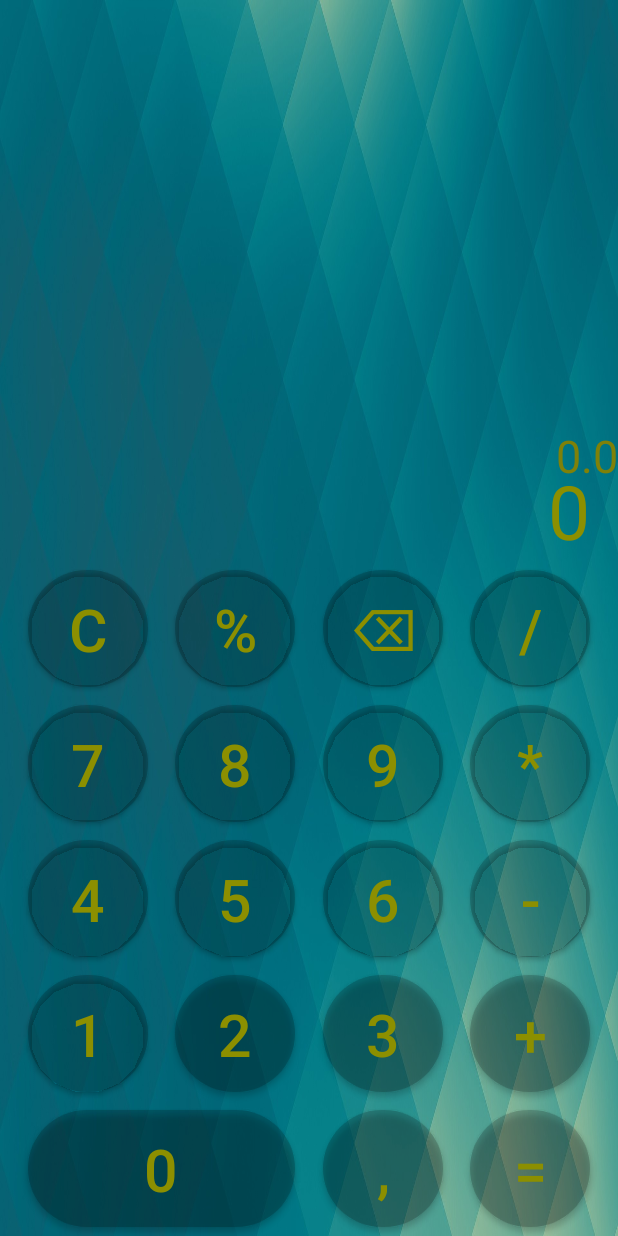
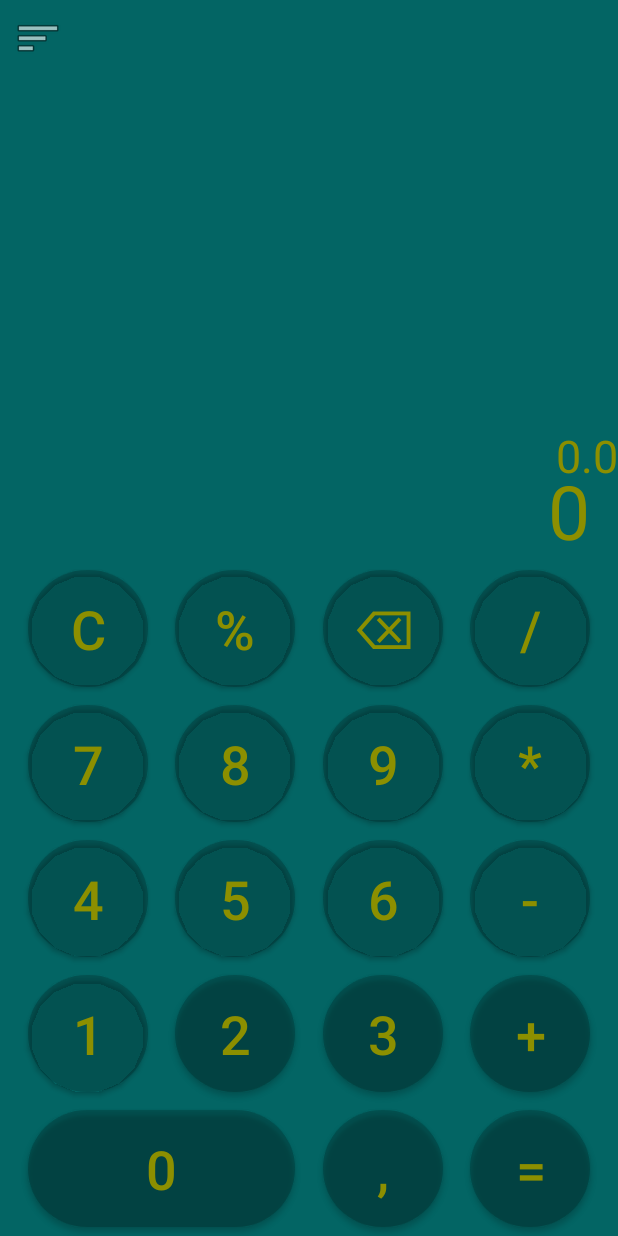
Before and after one commit to Kirill221199/Android_calculator_project, an Android app: the screen it shows after launch (MainActivity), on a phone screen of 412 x 824 dp. Run offline under Robolectric (Android 15) with nearby library versions, the light colour scheme and no system bars.

Commit message:
Add styles into settings menu

```diff
--- a/app/src/main/java/ru/kirill/android_calculator_project/MainActivity.java
+++ b/app/src/main/java/ru/kirill/android_calculator_project/MainActivity.java
@@ -57,12 +57,21 @@ public class MainActivity extends AppCompatActivity {
     @Override
     protected void onCreate(Bundle savedInstanceState) {
         super.onCreate(savedInstanceState);
+        setTheme(Style.currentTheme);
         setContentView(R.layout.activity_main);
 
         initialization();
         setListener();
         setListenerFunction();
+        call_Settings();
 
+    }
+
+    protected void call_Settings(){
+        (findViewById(R.id.button_settings)).setOnClickListener(view -> {
+            Intent intent = new Intent(this, SettingsActivity.class);
+            this.startActivity(intent);
+        });
     }
 
     @Override
--- /dev/null
+++ b/app/src/main/java/ru/kirill/android_calculator_project/Style.java
@@ -0,0 +1,8 @@
+package ru.kirill.android_calculator_project;
+
+import android.app.Application;
+
+public class Style extends Application {
+
+    public static int currentTheme = R.style.Style_Default;
+}
--- a/app/src/main/res/layout-land/activity_main.xml
+++ b/app/src/main/res/layout-land/activity_main.xml
@@ -4,7 +4,6 @@
     xmlns:tools="http://schemas.android.com/tools"
     android:layout_width="match_parent"
     android:layout_height="match_parent"
-    android:background="@drawable/fon"
     tools:context=".MainActivity">
 
 
@@ -13,10 +12,10 @@
         android:layout_width="wrap_content"
         android:layout_height="@dimen/text_size_output"
         android:gravity="bottom|end"
-        android:textColor="@color/special_min"
+        android:textColor="@color/text_default"
         android:textSize="@dimen/text_size_memory"
         app:layout_constraintBottom_toTopOf="@+id/text_present"
-        app:layout_constraintEnd_toStartOf="@+id/button_1"
+        app:layout_constraintEnd_toStartOf="@+id/button_0"
         tools:text="MEMORY" />
 
     <com.google.android.material.textview.MaterialTextView
@@ -24,7 +23,7 @@
         android:layout_width="wrap_content"
         android:layout_height="@dimen/text_size_output"
         android:gravity="bottom|end"
-        android:textColor="@color/special"
+        android:textColor="@color/text_default"
         android:textSize="@dimen/text_size_output"
         app:layout_constraintBottom_toBottomOf="parent"
         app:layout_constraintEnd_toStartOf="@+id/button_0"
@@ -38,7 +37,7 @@
         android:layout_marginEnd="@dimen/margin_button"
         android:backgroundTint="@color/colorless"
         android:text="@string/division"
-        android:textColor="@color/special"
+        android:textColor="@color/text_default"
         android:textSize="@dimen/symbol_size_land"
         app:cornerRadius="@dimen/button_radius"
         app:layout_constraintBottom_toTopOf="@+id/button_multiplication"
@@ -53,7 +52,7 @@
         android:layout_marginEnd="@dimen/margin_button"
         android:backgroundTint="@color/colorless"
         android:text="@string/perсent"
-        android:textColor="@color/special"
+        android:textColor="@color/text_default"
         android:textSize="@dimen/symbol_size_land"
         app:cornerRadius="@dimen/button_radius"
         app:layout_constraintBottom_toTopOf="@+id/button_8"
@@ -68,7 +67,7 @@
         android:layout_marginEnd="@dimen/margin_button"
         android:backgroundTint="@color/colorless"
         android:text="@string/clear"
-        android:textColor="@color/special"
+        android:textColor="@color/text_default"
         android:textSize="@dimen/symbol_size_land"
         app:cornerRadius="@dimen/button_radius"
         app:layout_constraintBottom_toTopOf="@+id/button_7"
@@ -83,7 +82,7 @@
         android:layout_marginEnd="@dimen/margin_button"
         android:backgroundTint="@color/colorless"
         android:text="@string/delete"
-        android:textColor="@color/special"
+        android:textColor="@color/text_default"
         android:textSize="@dimen/symbol_size_land"
         app:cornerRadius="@dimen/button_radius"
         app:layout_constraintBottom_toTopOf="@+id/button_9"
@@ -98,7 +97,7 @@
         android:layout_marginEnd="@dimen/margin_button"
         android:backgroundTint="@color/colorless"
         android:text="@string/_7"
-        android:textColor="@color/special"
+        android:textColor="@color/text_default"
         android:textSize="@dimen/symbol_size_land"
         app:cornerRadius="@dimen/button_radius"
         app:layout_constraintBottom_toTopOf="@+id/button_4"
@@ -113,7 +112,7 @@
         android:layout_marginEnd="@dimen/margin_button"
         android:backgroundTint="@color/colorless"
         android:text="@string/_8"
-        android:textColor="@color/special"
+        android:textColor="@color/text_default"
         android:textSize="@dimen/symbol_size_land"
         app:cornerRadius="@dimen/button_radius"
         app:layout_constraintBottom_toTopOf="@+id/button_5"
@@ -128,7 +127,7 @@
         android:layout_marginEnd="@dimen/margin_button"
         android:backgroundTint="@color/colorless"
         android:text="@string/_9"
-        android:textColor="@color/special"
+        android:textColor="@color/text_default"
         android:textSize="@dimen/symbol_size_land"
         app:cornerRadius="@dimen/button_radius"
         app:layout_constraintBottom_toTopOf="@+id/button_6"
@@ -143,7 +142,7 @@
         android:layout_marginEnd="@dimen/margin_button"
         android:backgroundTint="@color/colorless"
         android:text="@string/multiplication"
-        android:textColor="@color/special"
+        android:textColor="@color/text_default"
         android:textSize="@dimen/symbol_size_land"
         app:cornerRadius="@dimen/button_radius"
         app:layout_constraintBottom_toTopOf="@+id/button_minus"
@@ -158,7 +157,7 @@
         android:layout_marginEnd="@dimen/margin_button"
         android:backgroundTint="@color/colorless"
         android:text="@string/_4"
-        android:textColor="@color/special"
+        android:textColor="@color/text_default"
         android:textSize="@dimen/symbol_size_land"
         app:cornerRadius="@dimen/button_radius"
         app:layout_constraintBottom_toTopOf="@+id/button_1"
@@ -173,7 +172,7 @@
         android:layout_marginEnd="@dimen/margin_button"
         android:backgroundTint="@color/colorless"
         android:text="@string/_5"
-        android:textColor="@color/special"
+        android:textColor="@color/text_default"
         android:textSize="@dimen/symbol_size_land"
         app:cornerRadius="@dimen/button_radius"
         app:layout_constraintBottom_toTopOf="@+id/button_2"
@@ -188,7 +187,7 @@
         android:layout_marginEnd="@dimen/margin_button"
         android:backgroundTint="@color/colorless"
         android:text="@string/_6"
-        android:textColor="@color/special"
+        android:textColor="@color/text_default"
         android:textSize="@dimen/symbol_size_land"
         app:cornerRadius="@dimen/button_radius"
         app:layout_constraintBottom_toTopOf="@+id/button_3"
@@ -203,7 +202,7 @@
         android:layout_marginEnd="@dimen/margin_button"
         android:backgroundTint="@color/colorless"
         android:text="@string/minus"
-        android:textColor="@color/special"
+        android:textColor="@color/text_default"
         android:textSize="@dimen/symbol_size_land"
         app:cornerRadius="@dimen/button_radius"
         app:layout_constraintBottom_toTopOf="@+id/button_plus"
@@ -219,7 +218,7 @@
         android:layout_marginEnd="@dimen/margin_button"
         android:backgroundTint="@color/colorless"
         android:text="@string/_1"
-        android:textColor="@color/special"
+        android:textColor="@color/text_default"
         android:textSize="@dimen/symbol_size_land"
         app:cornerRadius="@dimen/button_radius"
         app:layout_constraintBottom_toTopOf="@+id/button_0"
@@ -234,7 +233,7 @@
         android:layout_marginEnd="@dimen/margin_button"
         android:backgroundTint="@color/colorless"
         android:text="@string/_2"
-        android:textColor="@color/special"
+        android:textColor="@color/text_default"
         android:textSize="@dimen/symbol_size_land"
         app:cornerRadius="@dimen/button_radius"
         app:layout_constraintBottom_toTopOf="@+id/button_0"
@@ -250,7 +249,7 @@
         android:layout_marginEnd="@dimen/margin_button"
         android:backgroundTint="@color/colorless"
         android:text="@string/_3"
-        android:textColor="@color/special"
+        android:textColor="@color/text_default"
         android:textSize="@dimen/symbol_size_land"
         app:cornerRadius="@dimen/button_radius"
         app:layout_constraintBottom_toTopOf="@+id/button_point"
@@ -266,7 +265,7 @@
         android:layout_marginEnd="@dimen/margin_button"
         android:backgroundTint="@color/colorless"
         android:text="@string/plus"
-        android:textColor="@color/special"
+        android:textColor="@color/text_default"
         android:textSize="@dimen/symbol_size_land"
         app:cornerRadius="@dimen/button_radius"
         app:layout_constraintBottom_toTopOf="@+id/button_equal"
@@ -281,7 +280,7 @@
         android:layout_marginEnd="@dimen/margin_button"
         android:backgroundTint="@color/colorless"
         android:text="@string/_0"
-        android:textColor="@color/special"
+        android:textColor="@color/text_default"
         android:textSize="@dimen/symbol_size_land"
         app:cornerRadius="@dimen/button_radius"
         app:layout_constraintBottom_toBottomOf="parent"
@@ -298,7 +297,7 @@
         android:layout_marginEnd="@dimen/margin_button"
         android:backgroundTint="@color/colorless"
         android:text="@string/point"
-        android:textColor="@color/special"
+        android:textColor="@color/text_default"
         android:textSize="@dimen/symbol_size_land"
         app:cornerRadius="@dimen/button_radius"
         app:layout_constraintBottom_toBottomOf="parent"
@@ -314,12 +313,21 @@
         android:layout_marginEnd="@dimen/margin_button"
         android:backgroundTint="@color/colorless"
         android:text="@string/equal"
-        android:textColor="@color/special"
+        android:textColor="@color/text_default"
         android:textSize="@dimen/symbol_size_land"
         app:cornerRadius="@dimen/button_radius"
         app:layout_constraintBottom_toBottomOf="parent"
         app:layout_constraintEnd_toEndOf="parent"
         app:layout_constraintTop_toBottomOf="@+id/button_plus" />
 
+    <androidx.appcompat.widget.AppCompatImageButton
+        android:id="@+id/button_settings"
+        android:layout_width="@dimen/text_size_output"
+        android:layout_height="@dimen/text_size_output"
+        app:layout_constraintStart_toStartOf="parent"
+        app:layout_constraintTop_toTopOf="parent"
+        android:background="@color/colorless_full"
+        app:srcCompat="@android:drawable/ic_menu_sort_by_size" />
+
 
 </androidx.constraintlayout.widget.ConstraintLayout>
--- a/app/src/main/res/layout/activity_main.xml
+++ b/app/src/main/res/layout/activity_main.xml
@@ -4,7 +4,6 @@
     xmlns:tools="http://schemas.android.com/tools"
     android:layout_width="match_parent"
     android:layout_height="match_parent"
-    android:background="@drawable/fon"
     tools:context=".MainActivity">
 
 
@@ -13,7 +12,7 @@
         android:layout_width="match_parent"
         android:layout_height="@dimen/text_size_output"
         android:gravity="bottom|end"
-        android:textColor="@color/special_min"
+        android:textColor="@color/text_default"
         android:textSize="@dimen/text_size_memory"
         app:layout_constraintBottom_toTopOf="@id/text_present"
         app:layout_constraintEnd_toEndOf="@id/button_division"
@@ -24,7 +23,7 @@
         android:layout_width="wrap_content"
         android:layout_height="@dimen/text_size_output"
         android:gravity="bottom|end"
-        android:textColor="@color/special"
+        android:textColor="@color/text_default"
         android:textSize="@dimen/text_size_output"
         app:layout_constraintBottom_toTopOf="@id/button_percent"
         app:layout_constraintEnd_toEndOf="@id/button_division"
@@ -36,7 +35,7 @@
         android:layout_height="@dimen/button_height"
         android:backgroundTint="@color/colorless"
         android:text="@string/division"
-        android:textColor="@color/special"
+        android:textColor="@color/text_default"
         android:textSize="@dimen/symbol_size"
         app:cornerRadius="@dimen/button_radius"
         app:layout_constraintBottom_toTopOf="@+id/button_multiplication"
@@ -50,7 +49,7 @@
         android:layout_height="@dimen/button_height"
         android:backgroundTint="@color/colorless"
         android:text="@string/perсent"
-        android:textColor="@color/special"
+        android:textColor="@color/text_default"
         android:textSize="@dimen/symbol_size"
         app:cornerRadius="@dimen/button_radius"
         app:layout_constraintBottom_toTopOf="@+id/button_8"
@@ -64,7 +63,7 @@
         android:layout_height="@dimen/button_height"
         android:backgroundTint="@color/colorless"
         android:text="@string/clear"
-        android:textColor="@color/special"
+        android:textColor="@color/text_default"
         android:textSize="@dimen/symbol_size"
         app:cornerRadius="@dimen/button_radius"
         app:layout_constraintBottom_toTopOf="@+id/button_7"
@@ -78,7 +77,7 @@
         android:layout_height="@dimen/button_height"
         android:backgroundTint="@color/colorless"
         android:text="@string/delete"
-        android:textColor="@color/special"
+        android:textColor="@color/text_default"
         android:textSize="@dimen/symbol_size"
         app:cornerRadius="@dimen/button_radius"
         app:layout_constraintBottom_toTopOf="@+id/button_9"
@@ -92,7 +91,7 @@
         android:layout_height="@dimen/button_height"
         android:backgroundTint="@color/colorless"
         android:text="@string/_7"
-        android:textColor="@color/special"
+        android:textColor="@color/text_default"
         android:textSize="@dimen/symbol_size"
         app:cornerRadius="@dimen/button_radius"
         app:layout_constraintBottom_toTopOf="@+id/button_4"
@@ -106,7 +105,7 @@
         android:layout_height="@dimen/button_height"
         android:backgroundTint="@color/colorless"
         android:text="@string/_8"
-        android:textColor="@color/special"
+        android:textColor="@color/text_default"
         android:textSize="@dimen/symbol_size"
         app:cornerRadius="@dimen/button_radius"
         app:layout_constraintBottom_toTopOf="@+id/button_5"
@@ -120,7 +119,7 @@
         android:layout_height="@dimen/button_height"
         android:backgroundTint="@color/colorless"
         android:text="@string/_9"
-        android:textColor="@color/special"
+        android:textColor="@color/text_default"
         android:textSize="@dimen/symbol_size"
         app:cornerRadius="@dimen/button_radius"
         app:layout_constraintBottom_toTopOf="@+id/button_6"
@@ -134,7 +133,7 @@
         android:layout_height="@dimen/button_height"
         android:backgroundTint="@color/colorless"
         android:text="@string/multiplication"
-        android:textColor="@color/special"
+        android:textColor="@color/text_default"
         android:textSize="@dimen/symbol_size"
         app:cornerRadius="@dimen/button_radius"
         app:layout_constraintBottom_toTopOf="@+id/button_minus"
@@ -148,7 +147,7 @@
         android:layout_height="@dimen/button_height"
         android:backgroundTint="@color/colorless"
         android:text="@string/_4"
-        android:textColor="@color/special"
+        android:textColor="@color/text_default"
         android:textSize="@dimen/symbol_size"
         app:cornerRadius="@dimen/button_radius"
         app:layout_constraintBottom_toTopOf="@+id/button_1"
@@ -162,7 +161,7 @@
         android:layout_height="@dimen/button_height"
         android:backgroundTint="@color/colorless"
         android:text="@string/_5"
-        android:textColor="@color/special"
+        android:textColor="@color/text_default"
         android:textSize="@dimen/symbol_size"
         app:cornerRadius="@dimen/button_radius"
         app:layout_constraintBottom_toTopOf="@+id/button_2"
@@ -176,7 +175,7 @@
         android:layout_height="@dimen/button_height"
         android:backgroundTint="@color/colorless"
         android:text="@string/_6"
-        android:textColor="@color/special"
+        android:textColor="@color/text_default"
         android:textSize="@dimen/symbol_size"
         app:cornerRadius="@dimen/button_radius"
         app:layout_constraintBottom_toTopOf="@+id/button_3"
@@ -190,7 +189,7 @@
         android:layout_height="@dimen/button_height"
         android:backgroundTint="@color/colorless"
         android:text="@string/minus"
-        android:textColor="@color/special"
+        android:textColor="@color/text_default"
         android:textSize="@dimen/symbol_size"
         app:cornerRadius="@dimen/button_radius"
         app:layout_constraintBottom_toTopOf="@+id/button_plus"
@@ -205,7 +204,7 @@
         android:layout_height="@dimen/button_height"
         android:backgroundTint="@color/colorless"
         android:text="@string/_1"
-        android:textColor="@color/special"
+        android:textColor="@color/text_default"
         android:textSize="@dimen/symbol_size"
         app:cornerRadius="@dimen/button_radius"
         app:layout_constraintBottom_toTopOf="@+id/button_0"
@@ -219,7 +218,7 @@
         android:layout_height="@dimen/button_height"
         android:backgroundTint="@color/colorless"
         android:text="@string/_2"
-        android:textColor="@color/special"
+        android:textColor="@color/text_default"
         android:textSize="@dimen/symbol_size"
         app:cornerRadius="@dimen/button_radius"
         app:layout_constraintBottom_toBottomOf="@+id/button_3"
@@ -234,7 +233,7 @@
         android:layout_height="@dimen/button_height"
         android:backgroundTint="@color/colorless"
         android:text="@string/_3"
-        android:textColor="@color/special"
+        android:textColor="@color/text_default"
         android:textSize="@dimen/symbol_size"
         app:cornerRadius="@dimen/button_radius"
         app:layout_constraintBottom_toTopOf="@+id/button_point"
@@ -249,7 +248,7 @@
         android:layout_height="@dimen/button_height"
         android:backgroundTint="@color/colorless"
         android:text="@string/plus"
-        android:textColor="@color/special"
+        android:textColor="@color/text_default"
         android:textSize="@dimen/symbol_size"
         app:cornerRadius="@dimen/button_radius"
         app:layout_constraintBottom_toTopOf="@+id/button_equal"
@@ -264,7 +263,7 @@
         android:layout_height="@dimen/button_height"
         android:backgroundTint="@color/colorless"
         android:text="@string/_0"
-        android:textColor="@color/special"
+        android:textColor="@color/text_default"
         android:textSize="@dimen/symbol_size"
         app:cornerRadius="@dimen/button_radius"
         app:layout_constraintBottom_toBottomOf="parent"
@@ -278,7 +277,7 @@
         android:layout_height="@dimen/button_height"
         android:backgroundTint="@color/colorless"
         android:text="@string/point"
-        android:textColor="@color/special"
+        android:textColor="@color/text_default"
         android:textSize="@dimen/symbol_size"
         app:cornerRadius="@dimen/button_radius"
         app:layout_constraintBottom_toBottomOf="parent"
@@ -293,7 +292,7 @@
         android:layout_height="@dimen/button_height"
         android:backgroundTint="@color/colorless"
         android:text="@string/equal"
-        android:textColor="@color/special"
+        android:textColor="@color/text_default"
         android:textSize="@dimen/symbol_size"
         app:cornerRadius="@dimen/button_radius"
         app:layout_constraintBottom_toBottomOf="parent"
@@ -301,5 +300,14 @@
         app:layout_constraintHorizontal_bias="0.5"
         app:layout_constraintStart_toStartOf="@id/button_plus" />
 
+    <androidx.appcompat.widget.AppCompatImageButton
+        android:id="@+id/button_settings"
+        android:layout_width="@dimen/text_size_output"
+        android:layout_height="@dimen/text_size_output"
+        app:layout_constraintStart_toStartOf="parent"
+        app:layout_constraintTop_toTopOf="parent"
+        android:background="@color/colorless_full"
+        app:srcCompat="@android:drawable/ic_menu_sort_by_size" />
+
 
 </androidx.constraintlayout.widget.ConstraintLayout>
--- a/app/src/main/res/values/colors.xml
+++ b/app/src/main/res/values/colors.xml
@@ -1,14 +1,28 @@
 <?xml version="1.0" encoding="utf-8"?>
 <resources>
-    <color name="aquamarine_500">#FF018786</color>
-    <color name="aquamarine_700">#FF018786</color>
-    <color name="teal_200">#FF03DAC5</color>
-    <color name="teal_700">#FF018786</color>
     <color name="black">#FF000000</color>
     <color name="white">#FFFFFFFF</color>
-    <color name="special">#8c8f00</color>
-    <color name="special_min">#7F8109</color>
     <color name="colorless">#1A000000</color>
     <color name="colorless_full">#00000000</color>
 
+    <color name="aquamarine_500">#036564</color>
+    <color name="aquamarine_700">#014948</color>
+    <color name="teal_200">#FF03DAC5</color>
+    <color name="text_default">#8c8f00</color>
+
+    <color name="red">#83120A</color>
+    <color name="red_dark">#610902</color>
+    <color name="red_light">#EF7B73</color>
+    <color name="text_red">#F3C8C5</color>
+
+    <color name="green">#045908</color>
+    <color name="green_dark">#034906</color>
+    <color name="green_light">#4EE454</color>
+    <color name="text_green">#AEECB1</color>
+
+    <color name="blue">#021371</color>
+    <color name="blue_dark">#020F57</color>
+    <color name="blue_light">#5E71E1</color>
+    <color name="text_blue">#9EAAEA</color>
+
 </resources>
--- a/app/src/main/res/values/dimens.xml
+++ b/app/src/main/res/values/dimens.xml
@@ -1,6 +1,6 @@
 <?xml version="1.0" encoding="utf-8"?>
 <resources>
-    <dimen name="symbol_size">39sp</dimen>
+    <dimen name="symbol_size">36sp</dimen>
     <dimen name="symbol_size_land">26sp</dimen>
     <dimen name="button_width">80dp</dimen>
     <dimen name="button_height">90dp</dimen>
--- a/app/src/main/res/values/strings.xml
+++ b/app/src/main/res/values/strings.xml
@@ -19,4 +19,6 @@
     <string name="_0">0</string>
     <string name="point">,</string>
     <string name="equal">=</string>
+    <string name="settings">Settings</string>
+    <string name="Сurrently_in_use">Сurrently in use :</string>
 </resources>
```
Also changed, not shown: app/src/main/AndroidManifest.xml (+11 -1 lines), app/src/main/java/ru/kirill/android_calculator_project/SettingsActivity.java (added, +77 -0 lines), app/src/main/res/layout/activity_settings.xml (added, +89 -0 lines), app/src/main/res/values/themes.xml (+60 -2 lines), app/src/main/res/drawable/setting_icon.png (deleted).
